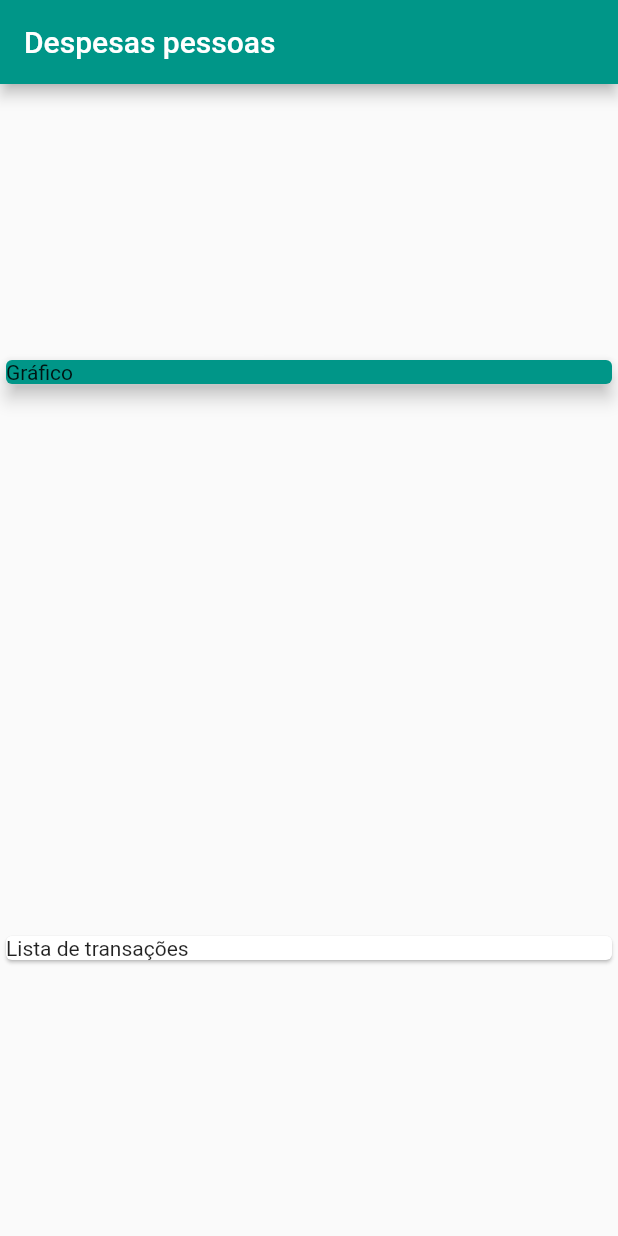
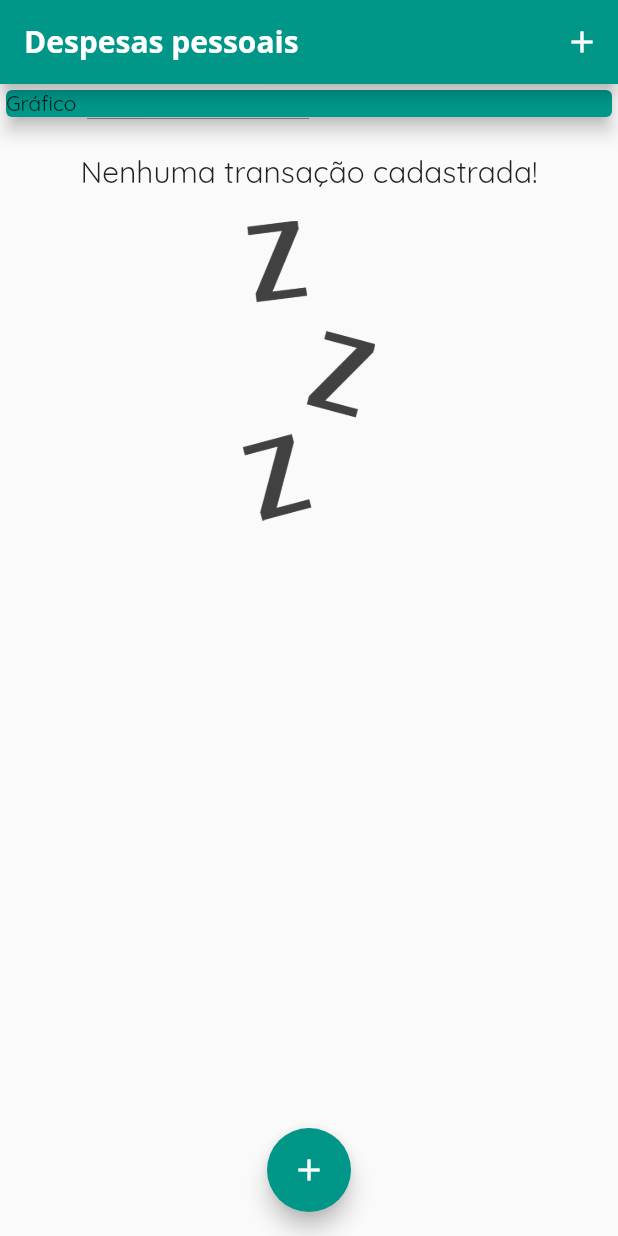
Before and after one commit to celiocazares/flutter-first-project, a Flutter app: the screen it shows after launch, on a phone screen of 412 x 824 dp. Run offline on Flutter 3.47's test engine with Material 2 defaults, Android fonts, the phone set to English and light mode, and no system bars.

Commit message:
Added font and image and created chart component

```diff
--- /dev/null
+++ b/lib/components/transaction_list.dart
@@ -0,0 +1,76 @@
+import 'package:flutter/material.dart';
+import '../models/transaction.dart';
+import 'package:intl/intl.dart';
+
+class TransactionList extends StatelessWidget {
+  final List<Transaction> transactions;
+
+  TransactionList(this.transactions);
+
+  @override
+  Widget build(BuildContext context) {
+    return Container(
+      height: 300,
+      child: transactions.isEmpty
+          ? Column(
+              children: [
+                SizedBox(height: 20),
+                Text(
+                  'Nenhuma transação cadastrada!',
+                  style: Theme.of(context).textTheme.headline6,
+                ),
+                SizedBox(height: 20),
+                Container(
+                  height: 200,
+                  child: Image.asset(
+                    'assets/images/waiting.png',
+                    fit: BoxFit.cover,
+                  ),
+                )
+              ],
+            )
+          : ListView.builder(
+              itemCount: transactions.length,
+              itemBuilder: (ctx, index) {
+                final transaction = transactions[index];
+                return Card(
+                    child: Row(
+                  children: [
+                    Container(
+                      margin:
+                          EdgeInsets.symmetric(horizontal: 15, vertical: 10),
+                      decoration: BoxDecoration(
+                          border: Border.all(
+                        color: Theme.of(context).primaryColor,
+                        width: 2,
+                      )),
+                      padding: EdgeInsets.all(10),
+                      child: Text(
+                        'R\$ ${transaction.productValue.toStringAsFixed(2)}',
+                        style: TextStyle(
+                            fontWeight: FontWeight.bold,
+                            fontSize: 20,
+                            color: Theme.of(context).primaryColor),
+                      ),
+                    ),
+                    Column(
+                      crossAxisAlignment: CrossAxisAlignment.start,
+                      children: [
+                        Text(
+                          transaction.title,
+                          style: TextStyle(
+                              fontSize: 16, fontWeight: FontWeight.bold),
+                        ),
+                        Text(
+                          DateFormat('d MMM y').format(transaction.date),
+                          style: TextStyle(color: Colors.grey),
+                        )
+                      ],
+                    )
+                  ],
+                ));
+              },
+            ),
+    );
+  }
+}
--- a/lib/main.dart
+++ b/lib/main.dart
@@ -1,36 +1,109 @@
+import 'package:expenses/components/transaction_form.dart';
 import 'package:flutter/material.dart';
+
+import 'models/transaction.dart';
+
+import 'dart:math';
+import 'package:expenses/models/transaction.dart';
+import './components/transaction_form.dart';
+import './components/transaction_list.dart';
 
 main() => runApp(ExpensesApp());
 
 class ExpensesApp extends StatelessWidget {
   @override
   Widget build(BuildContext context) {
-    return MaterialApp(home: MyHomePage());
+    return MaterialApp(
+      home: MyHomePage(),
+      theme: ThemeData(
+        primarySwatch: Colors.teal,
+        fontFamily: 'Quicksand',
+        appBarTheme: AppBarTheme(
+          textTheme: ThemeData.light().textTheme.copyWith(
+                headline6: TextStyle(
+                  fontFamily: 'OpenSans',
+                  fontSize: 20,
+                  fontWeight: FontWeight.bold,
+                ),
+              ),
+        ),
+      ),
+    );
   }
 }
 
-class MyHomePage extends StatelessWidget {
+class MyHomePage extends StatefulWidget {
+  @override
+  _MyHomePageState createState() => _MyHomePageState();
+}
+
+class _MyHomePageState extends State<MyHomePage> {
+  final List<Transaction>_transactions = [
+    // Transaction(
+    //     id: 't1',
+    //     title: 'Tênis nike',
+    //     productValue: 950.90,
+    //     date: DateTime.now()),
+    // Transaction(
+    //     id: 't2',
+    //     title: 'CSL Elite Pedals LC',
+    //     productValue: 3950.90,
+    //     date: DateTime.now()),
+  ];
+
+  _addTransaction(String title, double productValue) {
+    final newTransaction = Transaction(
+        id: Random().nextDouble().toString(),
+        title: title,
+        productValue: productValue,
+        date: DateTime.now());
+
+    setState(() {
+      _transactions.add(newTransaction);
+    });
+
+    Navigator.of(context).pop();
+  }
+
+  _openTransactionFormModal(BuildContext context) {
+    showModalBottomSheet(
+        context: context,
+        builder: (_) {
+          return TransactionForm(_addTransaction);
+        });
+  }
+
   @override
   Widget build(BuildContext context) {
     return Scaffold(
       appBar: AppBar(
-        backgroundColor: Colors.teal,
-        title: Text("Despesas pessoas"),
+        title: Text("Despesas pessoais"),
+        actions: [
+          IconButton(
+              icon: Icon(Icons.add),
+              onPressed: () => _openTransactionFormModal(context))
+        ],
       ),
-      body: Column(
-        mainAxisAlignment: MainAxisAlignment.spaceAround,
+      body: SingleChildScrollView(
+        child: Column(
           crossAxisAlignment: CrossAxisAlignment.stretch,
           children: [
             Container(
               child: Card(
-              color: Colors.teal,
+                color: Theme.of(context).primaryColor,
                 child: Text("Gráfico"),
                 elevation: 5,
               ),
             ),
-          Card(child: Text("Lista de transações"),)
+            TransactionList(_transactions)
           ],
         ),
+      ),
+      floatingActionButton: FloatingActionButton(
+        child: Icon(Icons.add),
+        onPressed: () => _openTransactionFormModal(context),
+      ),
+      floatingActionButtonLocation: FloatingActionButtonLocation.centerFloat,
     );
   }
 }
--- a/lib/models/transaction.dart
+++ b/lib/models/transaction.dart
@@ -3,13 +3,14 @@ import 'package:flutter/foundation.dart';
 class Transaction {
   final String id;
   final String title;
-  final double value;
+  final double productValue;
   final DateTime date;
 
   Transaction({
     @required this.id,
     @required this.title,
-    @required this.value,
+    @required this.productValue,
     @required this.date
-  })
+  });
+
 }
```
Also changed, not shown: lib/components/chart.dart (added, +42 -0 lines), lib/components/transaction_form.dart (added, +62 -0 lines), pubspec.yaml (+15 -8 lines), assets/fonts/OpenSans-Bold.ttf (added), assets/fonts/OpenSans-Regular.ttf (added), assets/fonts/Quicksand-Bold.ttf (added), assets/fonts/Quicksand-Light.ttf (added), assets/fonts/Quicksand-Medium.ttf (added), assets/fonts/Quicksand-Regular.ttf (added), assets/images/waiting.png (added), pubspec.lock. Lines whose indentation alone changed are shown as unchanged.
